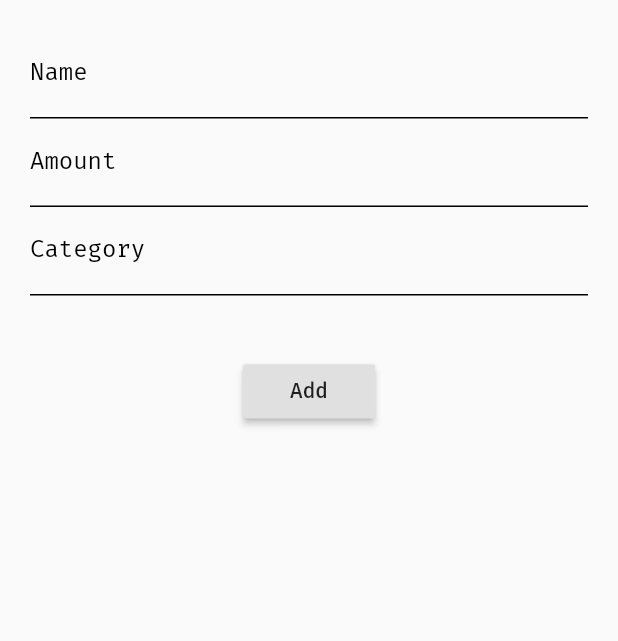
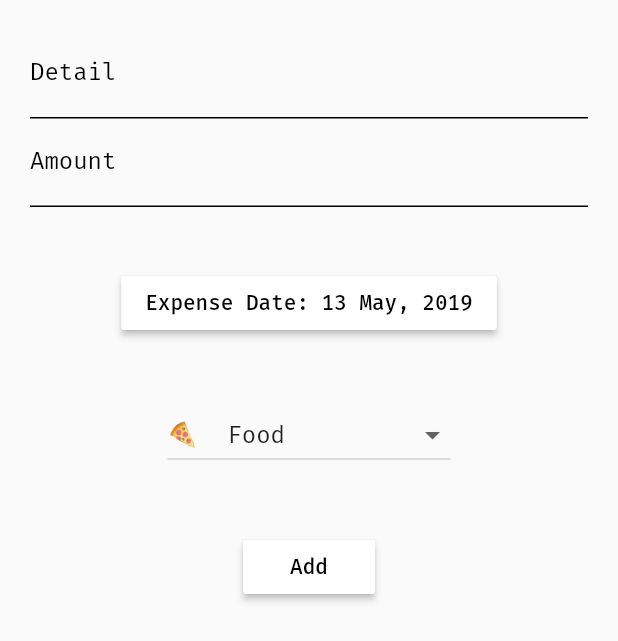
Before and after one commit to lazyelegance/spent, a Flutter app: the ExpenseForm widget shown alone on an empty page, opened directly, on a phone screen of 412 x 824 dp. Shown: the top 641 px of the screen. Run offline on Flutter 3.47's test engine with Material 2 defaults, Android fonts, the phone set to English and light mode, and no system bars; our stand-ins replace cloud_firestore, flutter_redux, redux; missing offline and left inert: redux_logging; accounts and stored records are empty; project files that could hold a hidden picture were left out.

```diff
--- a/lib/actions/expenses_actions.dart
+++ b/lib/actions/expenses_actions.dart
@@ -11,9 +11,15 @@ class LoadExpenses {
 
 class AddExpense {
   final String name, category, amount;
+  final DateTime expenseDate;
   final LocalNavigator navigator;
 
-  AddExpense({this.name, this.category, this.amount, this.navigator});
+  AddExpense(
+      {this.name,
+      this.category,
+      this.amount,
+      this.expenseDate,
+      this.navigator});
 }
 
 class AddExpenseSuccess {}
--- a/lib/containers/expense_form.dart
+++ b/lib/containers/expense_form.dart
@@ -3,9 +3,20 @@ import 'package:redux/redux.dart';
 import 'package:flutter_redux/flutter_redux.dart';
 import 'package:spent/actions/expenses_actions.dart';
 import 'package:spent/models/app_state.dart';
+import 'package:spent/models/category.dart';
 import 'package:spent/navigation/navigation.dart';
+import 'package:spent/utils/date_time.dart';
 
-enum Category { Food, Entertainment, Rent, Travel }
+//TODO: Move this
+List<Category> defaultCategories = [
+  Category(name: 'Food', icon: '🍕'),
+  Category(name: 'Groceries', icon: '🛒'),
+  Category(name: 'Rent', icon: '🏠'),
+  Category(name: 'Travel', icon: '🚌'),
+  Category(name: 'Entertainment', icon: '🎫'),
+  Category(name: 'Other', icon: '🎱'),
+  Category(name: 'Add', icon: '➕')
+];
 
 class ExpenseForm extends StatefulWidget {
   ExpenseForm({Key key}) : super(key: key);
@@ -16,8 +27,23 @@ class ExpenseForm extends StatefulWidget {
 class _ExpenseFormState extends State<ExpenseForm> {
   String _name = '';
   String _amount = '0';
-  String _category = '';
+  String _category = defaultCategories[0].name;
+  DateTime selectedDate = DateTime.now();
+  bool showCategoryFields = false;
   final _formKey = GlobalKey<FormState>();
+
+  Future<void> _selectDate(BuildContext context) async {
+    final DateTime picked = await showDatePicker(
+      context: context,
+      initialDate: selectedDate,
+      firstDate: DateTime(2018, 8),
+      lastDate: DateTime(2030),
+    );
+    if (picked != null && picked != selectedDate)
+      setState(() {
+        selectedDate = picked;
+      });
+  }
 
   @override
   Widget build(BuildContext context) {
@@ -33,7 +59,7 @@ class _ExpenseFormState extends State<ExpenseForm> {
                 TextFormField(
                   keyboardType: TextInputType.text,
                   decoration: InputDecoration(
-                    labelText: 'Name',
+                    labelText: 'Detail',
                   ),
                   onSaved: (String value) {
                     this._name = value;
@@ -50,15 +76,44 @@ class _ExpenseFormState extends State<ExpenseForm> {
                     this._amount = value;
                   },
                 ),
-                TextFormField(
-                  keyboardType: TextInputType.numberWithOptions(decimal: true),
-                  decoration: InputDecoration(
-                    labelText: 'Category',
-                  ),
-                  onSaved: (String value) {
-                    this._category = value;
+                Padding(
+                  padding: EdgeInsets.symmetric(vertical: 20),
+                ),
+                RaisedButton(
+                  onPressed: () => _selectDate(context),
+                  child: Text('Expense Date: ${formatDate(selectedDate)}'),
+                ),
+                Padding(
+                  padding: EdgeInsets.symmetric(vertical: 20),
+                ),
+                DropdownButton(
+                  value: _category,
+                  onChanged: (String newValue) {
+                    if (newValue == 'Add') {
+                      setState(() {
+                        showCategoryFields = true;
+                      });
+                    } else {
+                      setState(() {
+                        _category = newValue;
+                        showCategoryFields = false;
+                      });
+                    }
                   },
-                  cursorColor: Colors.black,
+                  items: defaultCategories.map((category) {
+                    return DropdownMenuItem(
+                      value: category.name,
+                      child: Row(
+                        children: <Widget>[
+                          Text(category.icon),
+                          Padding(
+                            padding: EdgeInsets.symmetric(horizontal: 10),
+                          ),
+                          Text(category.name),
+                        ],
+                      ),
+                    );
+                  }).toList(),
                 ),
                 Padding(
                   padding: EdgeInsets.symmetric(vertical: 20),
@@ -69,7 +124,7 @@ class _ExpenseFormState extends State<ExpenseForm> {
                     // FIXME: disable button before
                     if (_name != null && _name != '' && _category != '') {
                       vm.addExpenseAction(_name, _amount, _category,
-                          LocalNavigator(Navigator.of(context)));
+                          selectedDate, LocalNavigator(Navigator.of(context)));
                     }
                   },
                   child: Text('Add'),
@@ -91,11 +146,12 @@ class _ViewModel {
   static _ViewModel fromStore(Store<AppState> store) {
     return new _ViewModel(
       addExpenseAction: (String name, String amount, String category,
-          LocalNavigator navigator) {
+          DateTime expenseDate, LocalNavigator navigator) {
         store.dispatch(AddExpense(
             name: name,
             amount: amount,
             category: category,
+            expenseDate: expenseDate,
             navigator: navigator));
       },
     );
--- a/lib/containers/expenses_containder.dart
+++ b/lib/containers/expenses_containder.dart
@@ -18,7 +18,7 @@ class ExpensesListContainer extends StatelessWidget {
             child: Column(
           crossAxisAlignment: CrossAxisAlignment.center,
           children: <Widget>[
-            _buildText(vm),
+            _buildTotal(vm),
             Expanded(
               child: ExpensesList(
                 expenses: vm.expenses,
@@ -30,7 +30,7 @@ class ExpensesListContainer extends StatelessWidget {
     );
   }
 
-  Widget _buildText(_ViewModel vm) => Container(
+  Widget _buildTotal(_ViewModel vm) => Container(
         padding: EdgeInsets.symmetric(vertical: 30),
         child: Container(
           padding: EdgeInsets.symmetric(vertical: 20, horizontal: 50),
@@ -38,7 +38,7 @@ class ExpensesListContainer extends StatelessWidget {
               border: Border.all(width: 1, color: Colors.blueGrey),
               borderRadius: BorderRadius.circular(5)),
           child: Text(
-            '\$${vm.total.toString()}',
+            '\$${vm.total.toStringAsFixed(2)}',
             style: TextStyle(fontSize: 18),
           ),
         ),
--- a/lib/main.dart
+++ b/lib/main.dart
@@ -60,6 +60,8 @@ class _MyAppState extends State<MyApp> {
             fontFamily: 'Fira Mono',
             primarySwatch: white,
             cursorColor: Colors.black,
+            accentColor: Colors.black,
+            buttonTheme: ButtonThemeData(textTheme: ButtonTextTheme.accent),
             inputDecorationTheme: InputDecorationTheme(
               labelStyle: TextStyle(color: Colors.black, fontSize: 16),
               hintStyle: TextStyle(color: Colors.black54, fontSize: 16),
--- a/lib/middleware/db_middleware.dart
+++ b/lib/middleware/db_middleware.dart
@@ -29,7 +29,8 @@ Middleware<AppState> _createAddExpense(FirestoreService firestoreService) {
   return (Store store, action, NextDispatcher next) {
     next(action);
 
-    firestoreService.addExpense(action.name, action.amount, action.category);
+    firestoreService.addExpense(
+        action.name, action.amount, action.category, action.expenseDate);
     Future.delayed(Duration(milliseconds: 1500), () {
       store.dispatch(AddExpenseSuccess());
       action.navigator.goBack();
--- /dev/null
+++ b/lib/models/category.dart
@@ -0,0 +1,12 @@
+class Category {
+  final String name, icon;
+
+  Category({this.name, this.icon});
+
+  Category fromString({String name}) => Category(name: name);
+
+  @override
+  String toString() {
+    return 'Category (name: $name)';
+  }
+}
--- a/lib/models/expense.dart
+++ b/lib/models/expense.dart
@@ -1,5 +1,8 @@
+import 'package:spent/models/category.dart';
+
 class Expense {
-  final String expenseId, name, category;
+  final String expenseId, name;
+  final Category category;
   final String amount;
 
   Expense({this.expenseId, this.name, this.category, this.amount});
--- a/lib/presentation/expenses_list.dart
+++ b/lib/presentation/expenses_list.dart
@@ -39,7 +39,7 @@ class ExpensesList extends StatelessWidget {
                 ),
               ],
             ),
-            Text(expense.category)
+            Text(expense.category.name)
           ],
         ),
       );
--- /dev/null
+++ b/lib/utils/date_time.dart
@@ -0,0 +1,17 @@
+String formatDate(DateTime date) {
+  List<String> monthNames = [
+    'Jan',
+    'Feb',
+    'Mar',
+    'Apr',
+    'May',
+    'Jun',
+    'Jul',
+    'Aug',
+    'Sep',
+    'Oct',
+    'Nov',
+    'Dec'
+  ];
+  return '${date.day} ${monthNames[date.month - 1]}, ${date.year}';
+}
```
Also changed, not shown: lib/services/firestore_service.dart (+10 -5 lines), 2 other files.
